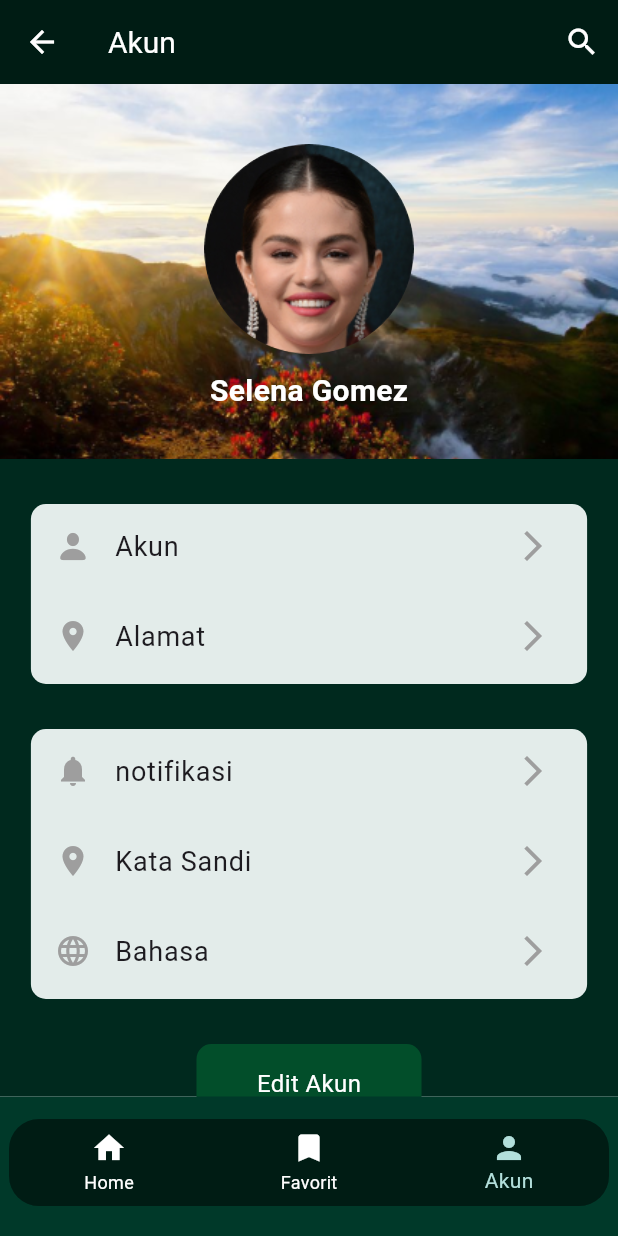
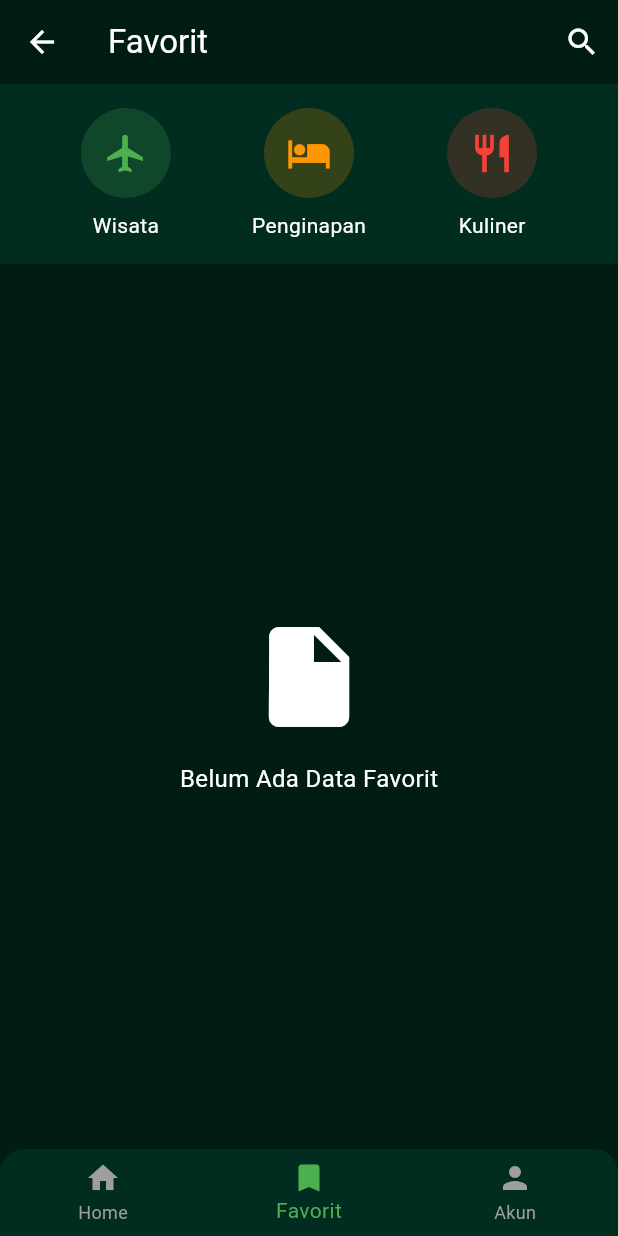
Before and after one commit to Fiqri-YuMa/myapp, a Flutter app: the screen it shows after launch, on a phone screen of 412 x 824 dp. Run offline on Flutter 3.47's test engine with Material 3 defaults, Android fonts, the phone set to English and light mode, and no system bars.

```diff
--- a/lib/main.dart
+++ b/lib/main.dart
@@ -1,4 +1,5 @@
 // import 'package:myapp/screen/halaman.dart';
+import 'package:myapp/screen/favorit.dart';
 import 'package:myapp/screen/halaman_akun.dart';
 import 'package:myapp/screen/home.dart';
 import 'package:flutter/material.dart';
@@ -10,7 +11,7 @@ class explore_cianjur extends StatelessWidget {
   Widget build(BuildContext context) {
     return MaterialApp(
       debugShowCheckedModeBanner: false,
-      home: isi_akun(),
+      home: FavoritePage(),
     );
   }
 }
--- /dev/null
+++ b/lib/screen/favorit.dart
@@ -0,0 +1,134 @@
+import 'package:flutter/material.dart';
+
+void main() {
+  runApp(MyApp());
+}
+
+class MyApp extends StatelessWidget {
+  @override
+  Widget build(BuildContext context) {
+    return MaterialApp(
+      home: FavoritePage(),
+      debugShowCheckedModeBanner: false,
+    );
+  }
+}
+
+class FavoritePage extends StatelessWidget {
+  @override
+  Widget build(BuildContext context) {
+    return Scaffold(
+      backgroundColor: Color.fromARGB(255, 0, 28, 20),
+      appBar: AppBar(
+        backgroundColor: Color.fromARGB(255, 0, 28, 20),
+        elevation: 0,
+        leading: IconButton(
+          icon: Icon(Icons.arrow_back, color: Colors.white),
+          onPressed: () {
+            // Tambahkan fungsi untuk kembali di sini
+          },
+        ),
+        title: Text('Favorit', style: TextStyle(color: Colors.white)),
+        actions: [
+          IconButton(
+            icon: Icon(Icons.search, color: Colors.white),
+            onPressed: () {
+              // Tambahkan fungsi pencarian di sini
+            },
+          ),
+        ],
+      ),
+      body: Column(
+        children: [
+          // Container untuk pemisah area kategori
+          Container(
+            color: const Color.fromARGB(255, 1, 44, 32), // Warna pemisah lebih terang
+            padding: const EdgeInsets.symmetric(vertical: 16.0),
+            child: Row(
+              mainAxisAlignment: MainAxisAlignment.spaceEvenly,
+              children: [
+                CategoryButton(icon: Icons.flight, label: 'Wisata', color: Colors.green),
+                CategoryButton(icon: Icons.hotel, label: 'Penginapan', color: Colors.orange),
+                CategoryButton(icon: Icons.restaurant, label: 'Kuliner', color: Colors.red),
+              ],
+            ),
+          ),
+          Expanded(
+            child: Center(
+              child: Column(
+                mainAxisAlignment: MainAxisAlignment.center,
+                children: [
+                  Icon(Icons.insert_drive_file, size: 80, color: Colors.white),
+                  SizedBox(height: 16),
+                  Text(
+                    'Belum Ada Data Favorit',
+                    style: TextStyle(fontSize: 16, color: Colors.white),
+                  ),
+                ],
+              ),
+            ),
+          ),
+        ],
+      ),
+      bottomNavigationBar: ClipRRect(
+        borderRadius: BorderRadius.only(
+          topLeft: Radius.circular(16), // Radius melengkung di kiri atas
+          topRight: Radius.circular(16), // Radius melengkung di kanan atas
+        ),
+        child: BottomNavigationBar(
+          items: const [
+            BottomNavigationBarItem(
+              icon: Icon(Icons.home),
+              label: 'Home',
+            ),
+            BottomNavigationBarItem(
+              icon: Icon(Icons.bookmark),
+              label: 'Favorit',
+            ),
+            BottomNavigationBarItem(
+              icon: Icon(Icons.person),
+              label: 'Akun',
+            ),
+          ],
+          selectedItemColor: Colors.green,
+          unselectedItemColor: Colors.grey,
+          backgroundColor: Color.fromARGB(255, 1, 44, 32), // Warna latar belakang navigasi bawah
+          currentIndex: 1, // Tab Favorit aktif secara default
+          onTap: (index) {
+            // Tambahkan navigasi jika diperlukan
+          },
+        ),
+      ),
+    );
+  }
+}
+
+class CategoryButton extends StatelessWidget {
+  final IconData icon;
+  final String label;
+  final Color color;
+
+  const CategoryButton({
+    required this.icon,
+    required this.label,
+    required this.color,
+  });
+
+  @override
+  Widget build(BuildContext context) {
+    return Column(
+      children: [
+        CircleAvatar(
+          radius: 30,
+          backgroundColor: color.withOpacity(0.2),
+          child: Icon(icon, size: 30, color: color),
+        ),
+        SizedBox(height: 8),
+        Text(
+          label,
+          style: TextStyle(fontSize: 14, color: Colors.white),
+        ),
+      ],
+    );
+  }
+}
```
